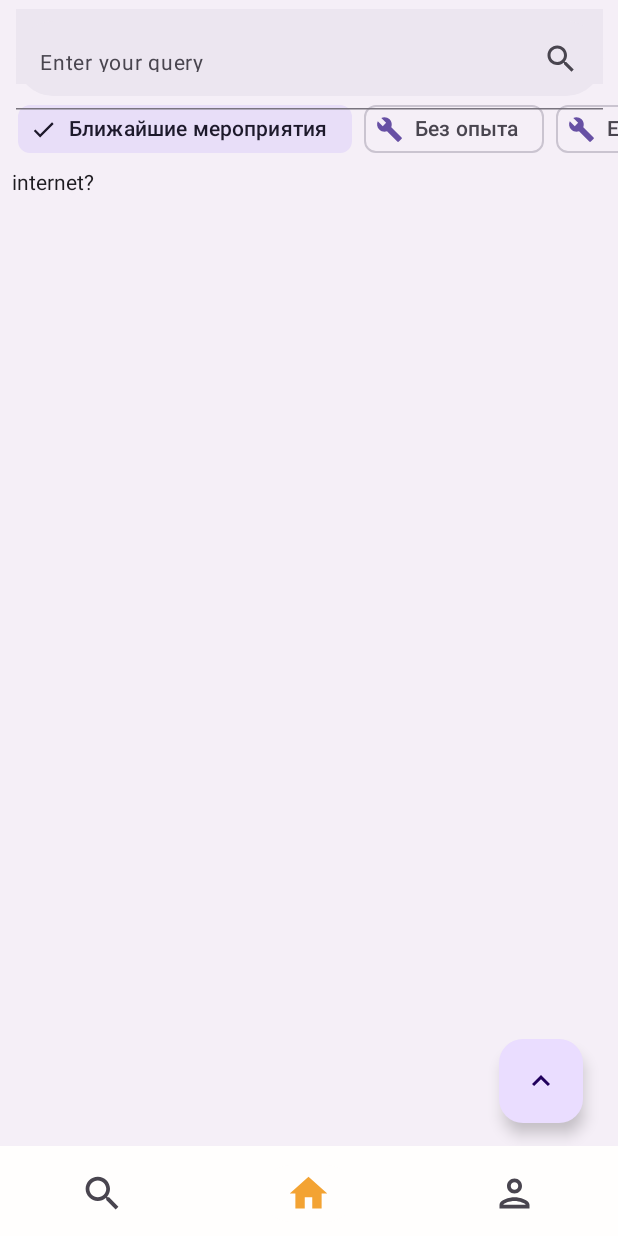
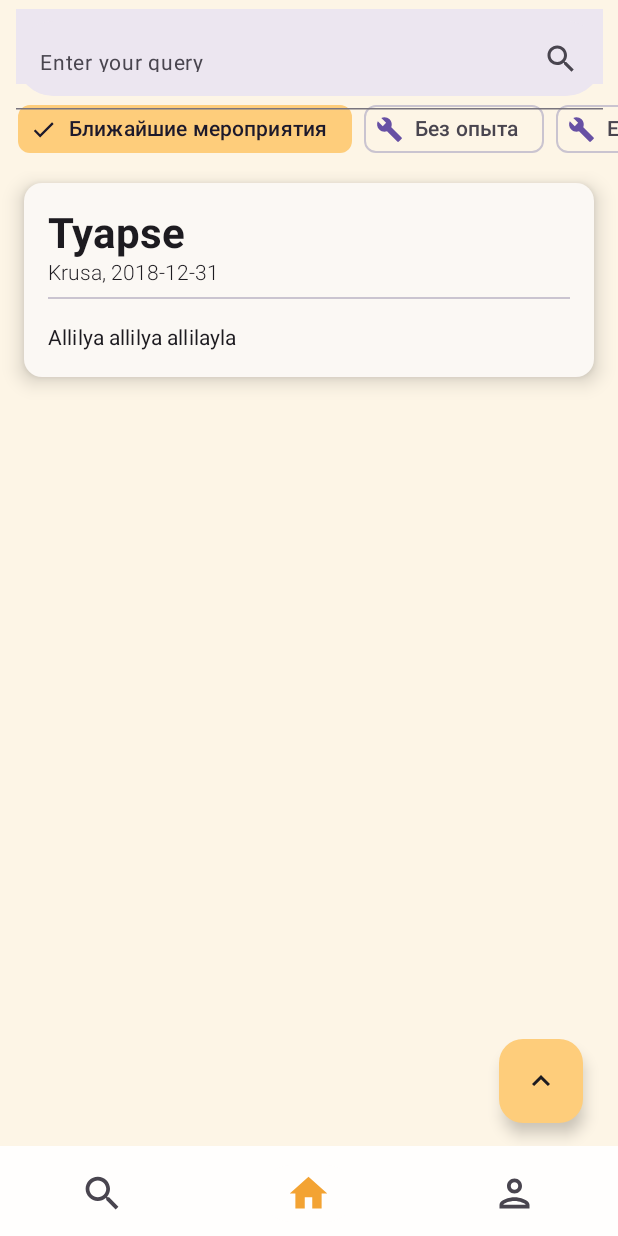
Before and after one commit to ssledopyt/Duno, an Android app built with Jetpack Compose: the screen it shows after launch (DunoActivity), on a phone screen of 412 x 824 dp. Run offline under Robolectric (Android 15) with nearby library versions, the phone set to English and light mode, and no system bars; our stand-ins replace Dagger/Hilt's generated code, Timber; libraries missing offline, so code that uses them is left out: com.yandex.mapkit; 5 statements that could not run were skipped.

Commit message:
working mvp ui events (wth vm)

```diff
--- a/app/src/main/AndroidManifest.xml
+++ b/app/src/main/AndroidManifest.xml
@@ -23,10 +23,10 @@
             </intent-filter>
         </activity>
         <activity
-                android:name=".compose.MapScreen">
+                android:name=".compose.map.MapScreen">
         </activity>
         <activity
-                android:name=".compose.OYndxAuth">
+                android:name=".compose.auth.OYndxAuth">
         </activity>
     </application>
 
--- a/app/src/main/java/com/example/duno/compose/Filters.kt
+++ /dev/null
@@ -1 +0,0 @@
-package com.example.duno.compose
--- a/app/src/main/java/com/example/duno/compose/OYndxAuth.kt
+++ b/app/src/main/java/com/example/duno/compose/auth/OYndxAuth.kt
@@ -1,4 +1,4 @@
-package com.example.duno.compose
+package com.example.duno.compose.auth
 
 import android.R
 import android.os.Bundle
--- /dev/null
+++ b/app/src/main/java/com/example/duno/compose/elements/Filters.kt
@@ -0,0 +1,85 @@
+package com.example.duno.compose.elements
+
+import androidx.compose.foundation.layout.height
+import androidx.compose.foundation.layout.padding
+import androidx.compose.foundation.layout.size
+import androidx.compose.foundation.lazy.LazyRow
+import androidx.compose.material.icons.Icons
+import androidx.compose.material.icons.filled.Build
+import androidx.compose.material.icons.filled.Done
+import androidx.compose.material3.ExperimentalMaterial3Api
+import androidx.compose.material3.FilterChip
+import androidx.compose.material3.FilterChipDefaults
+import androidx.compose.material3.Icon
+import androidx.compose.material3.Text
+import androidx.compose.runtime.Composable
+import androidx.compose.runtime.getValue
+import androidx.compose.runtime.mutableStateOf
+import androidx.compose.runtime.remember
+import androidx.compose.runtime.setValue
+import androidx.compose.ui.Modifier
+import androidx.compose.ui.graphics.vector.ImageVector
+import androidx.compose.ui.unit.dp
+import com.example.duno.ui.Colors
+import com.example.duno.ui.DunoSizes
+
+@OptIn(ExperimentalMaterial3Api::class)
+@Composable
+fun FilterChipGroup(
+    items: List<String>,
+    defaultSelectedItemIndex:Int = 0,
+    selectedItemIcon: ImageVector = Icons.Filled.Done,
+    itemIcon: ImageVector = Icons.Filled.Build,
+    onSelectedChanged : (Int) -> Unit = {}
+){
+    var selectedItemIndex by remember { mutableStateOf(defaultSelectedItemIndex) }
+
+    LazyRow(userScrollEnabled = true,
+        modifier = Modifier.height(DunoSizes.largeDp),
+
+        ) {
+
+        items(items.size) { index: Int ->
+            FilterChip(
+                modifier = Modifier.padding(top = DunoSizes.tinyDp, end = DunoSizes.tinyDp),
+                selected = items[selectedItemIndex] == items[index],
+                onClick = {
+                    selectedItemIndex = index
+                    onSelectedChanged(index)
+                },
+                label = { Text(items[index]) },
+                leadingIcon = if (items[selectedItemIndex] == items[index]) {
+                    {
+                        Icon(
+                            imageVector = selectedItemIcon,
+                            contentDescription = "Localized Description",
+                            modifier = Modifier.size(FilterChipDefaults.IconSize)
+                        )
+                    }
+                } else {
+                    {
+                        Icon(
+                            imageVector = itemIcon,
+                            contentDescription = "Localized description",
+                            modifier = Modifier.size(FilterChipDefaults.IconSize)
+                        )
+                    }
+                },
+                colors = FilterChipDefaults.filterChipColors(
+                    containerColor = Colors.es_Background,
+                    disabledContainerColor = Colors.md_Primary,
+                    selectedContainerColor = Colors.es_PrimaryCard),
+                border = FilterChipDefaults.filterChipBorder(borderWidth = 2.dp,
+                    borderColor = Colors.es_PrimaryCard)
+            )
+        }
+    }
+}
+
+@Composable
+fun PreviewFilterChipGroup() {
+    FilterChipGroup(items = listOf("Ближайшие мероприятия", "Без опыта", "Есть опыт", "Очень опытные"),
+        onSelectedChanged = {
+
+        })
+}
--- a/app/src/main/java/com/example/duno/compose/EventsScreen.kt
+++ b/app/src/main/java/com/example/duno/compose/events/EventsScreen.kt
@@ -1,87 +1,70 @@
-package com.example.duno.compose
+package com.example.duno.compose.events
 
 import androidx.compose.foundation.background
 import androidx.compose.foundation.layout.Arrangement
 import androidx.compose.foundation.layout.Box
 import androidx.compose.foundation.layout.Column
 import androidx.compose.foundation.layout.PaddingValues
+import androidx.compose.foundation.layout.Row
 import androidx.compose.foundation.layout.Spacer
 import androidx.compose.foundation.layout.fillMaxSize
 import androidx.compose.foundation.layout.fillMaxWidth
 import androidx.compose.foundation.layout.height
 import androidx.compose.foundation.layout.offset
 import androidx.compose.foundation.layout.padding
-import androidx.compose.foundation.layout.size
 import androidx.compose.foundation.lazy.LazyColumn
 import androidx.compose.foundation.lazy.LazyListState
-import androidx.compose.foundation.lazy.LazyRow
 import androidx.compose.foundation.lazy.items
 import androidx.compose.foundation.lazy.rememberLazyListState
 import androidx.compose.material.icons.Icons
-import androidx.compose.material.icons.filled.Build
-import androidx.compose.material.icons.filled.Done
 import androidx.compose.material.icons.filled.KeyboardArrowUp
 import androidx.compose.material.icons.filled.Search
 import androidx.compose.material3.Card
+import androidx.compose.material3.CardDefaults
+import androidx.compose.material3.Divider
 import androidx.compose.material3.ExperimentalMaterial3Api
-import androidx.compose.material3.FilterChip
-import androidx.compose.material3.FilterChipDefaults
 import androidx.compose.material3.FloatingActionButton
 import androidx.compose.material3.Icon
 import androidx.compose.material3.MaterialTheme
 import androidx.compose.material3.SearchBar
 import androidx.compose.material3.Text
 import androidx.compose.runtime.Composable
-import androidx.compose.runtime.State
-import androidx.compose.runtime.collectAsState
 import androidx.compose.runtime.getValue
-import androidx.compose.runtime.livedata.observeAsState
 import androidx.compose.runtime.mutableStateOf
 import androidx.compose.runtime.remember
 import androidx.compose.runtime.rememberCoroutineScope
 import androidx.compose.runtime.setValue
 import androidx.compose.ui.Alignment
 import androidx.compose.ui.Modifier
-import androidx.compose.ui.graphics.vector.ImageVector
-import androidx.compose.ui.platform.LocalContext
 import androidx.compose.ui.semantics.contentDescription
 import androidx.compose.ui.semantics.semantics
+import androidx.compose.ui.text.font.FontWeight
 import androidx.compose.ui.tooling.preview.Preview
 import androidx.compose.ui.unit.dp
 import androidx.compose.ui.unit.sp
-import androidx.hilt.navigation.compose.hiltViewModel
-import androidx.lifecycle.ViewModel
-import androidx.lifecycle.viewModelScope
-import androidx.lifecycle.viewmodel.compose.viewModel
+import com.example.duno.compose.elements.PreviewFilterChipGroup
 import com.example.duno.data.DunoEventUIState
-import com.example.duno.data.Meeting
-import com.example.duno.data.MeetingViewModel
-import com.example.duno.db.ApiHelper
 import com.example.duno.db.ApiMeeting
-import com.example.duno.db.DataStatus
-import com.example.duno.ui.LargeDp
-import com.example.duno.ui.SmallDp
-import com.example.duno.ui.TinyDp
-import com.example.duno.viewmodel.MainViewModel
-import dagger.hilt.android.internal.lifecycle.HiltViewModelFactory
-import dagger.hilt.android.lifecycle.HiltViewModel
-import kotlinx.coroutines.Dispatchers
-import kotlinx.coroutines.flow.catch
-import kotlinx.coroutines.flow.flowOn
+import com.example.duno.ui.DunoSizes
 import kotlinx.coroutines.launch
 import timber.log.Timber
+import com.example.duno.data.MeetingViewModelPreview
+import com.example.duno.ui.Colors
 
-@Preview
+
 @OptIn(ExperimentalMaterial3Api::class)
 @Composable
-fun EventsScreen(meetingViewModel: MeetingViewModel = hiltViewModel()) {
+fun EventsScreen() {
     Column(
         modifier = Modifier
             .fillMaxSize()
             .background(MaterialTheme.colorScheme.inverseOnSurface)
             //       .verticalScroll(rememberScrollState())
             .semantics { contentDescription = "Events Screen" }
+            .background(color = Colors.es_Background),
+
     ) {
+
         var text by remember { mutableStateOf("") } // Query for SearchBar
         var active by remember { mutableStateOf(false) } // Active state for SearchBar
         SearchBar(modifier = Modifier
@@ -106,17 +89,20 @@ fun EventsScreen(meetingViewModel: MeetingViewModel = hiltViewModel()) {
             },
             trailingIcon = {
                 Icon(imageVector = Icons.Filled.Search, contentDescription = null)
-            }) {}
+            },
+        ) {}
 
-        Box(modifier = Modifier.padding(top = TinyDp, start = SmallDp)){
+        Box(modifier = Modifier.padding(top = DunoSizes.tinyDp, start = DunoSizes.smallDp)){
             PreviewFilterChipGroup()
         }
         Box(modifier = Modifier
-            .padding(top = TinyDp)
-            .padding(horizontal = TinyDp)){
+            .padding(top = DunoSizes.tinyDp)
+            .padding(horizontal = DunoSizes.tinyDp)){
             val listState = rememberLazyListState()
             val coroutineScope = rememberCoroutineScope()
-            var meetingUIState = meetingViewModel.meetingList.observeAsState().value
+            //val meetingViewModel: MeetingViewModel = hiltViewModel()
+            val meetingViewModel: MeetingViewModelPreview = MeetingViewModelPreview()
+            var meetingUIState = meetingViewModel.meetingList
             if (meetingUIState?.events.isNullOrEmpty()){
                 Text(modifier = Modifier.fillMaxSize(), text = "internet?")
             }
@@ -129,7 +115,8 @@ fun EventsScreen(meetingViewModel: MeetingViewModel = hiltViewModel()) {
                     .padding(15.dp),
                 onClick = {
                     coroutineScope.launch{ listState.animateScrollToItem(index = 0)  }
-                }
+                },
+                containerColor = Colors.es_PrimaryCard
             ) {
                 Icon(imageVector = Icons.Filled.KeyboardArrowUp,contentDescription = null)
             }
@@ -137,43 +124,6 @@ fun EventsScreen(meetingViewModel: MeetingViewModel = hiltViewModel()) {
     }
 }
 
-@Composable
-fun EventsDetails(
-    modifier: Modifier = Modifier,
-    event: ApiMeeting
-) {
-    Card(
-        modifier = modifier
-    ) {
-        Column(
-            modifier = Modifier.fillMaxSize()
-        ) {
-            Text(
-                text = event.meetingTitle,
-                modifier = Modifier
-                    .fillMaxWidth()
-                    .padding(horizontal = 16.dp)
-            )
-            Spacer(Modifier.height(150.dp))
-            /*FlowRow(
-                modifier = Modifier
-                    .fillMaxWidth()
-                    .padding(horizontal = 16.dp),
-                horizontalArrangement = Arrangement.spacedBy(8.dp)
-            ) {
-                image.tags.forEach { tag ->
-                    SuggestionChip(
-                        label = {
-                            Text(text = tag)
-                        },
-                        onClick = {},
-                    )
-                }
-            }*/
-            //Spacer(Modifier.height(8.dp))
-        }
-    }
-}
 
 @Composable
 fun EventsList(
@@ -189,7 +139,7 @@ fun EventsList(
         verticalArrangement = Arrangement.spacedBy(4.dp),
     ) {
         Timber.e("Third")
-        items(meetingUIState!!.events!!) { event ->
+        items(meetingUIState!!.events) { event ->
             EventsDetails(event = event)
             /*when (meetingUIState){
             DataStatus.Status.LOADING ->{
@@ -213,61 +163,69 @@ fun EventsList(
 }
 
 
-@OptIn(ExperimentalMaterial3Api::class)
 @Composable
-fun FilterChipGroup(
-    items: List<String>,
-    defaultSelectedItemIndex:Int = 0,
-    selectedItemIcon: ImageVector = Icons.Filled.Done,
-    itemIcon: ImageVector = Icons.Filled.Build,
-    onSelectedChanged : (Int) -> Unit = {}
-){
-    var selectedItemIndex by remember { mutableStateOf(defaultSelectedItemIndex) }
+fun EventsDetails(
+    modifier: Modifier = Modifier,
+    event: ApiMeeting,
+    //onClick: () -> Unit
+) {
+    Card(
+        modifier = modifier.fillMaxSize(),
+        colors = CardDefaults.cardColors(
+            containerColor = Colors.ss_BackGround,
+        ),
+        elevation = CardDefaults.cardElevation(defaultElevation = 8.dp),
+    ) {
+        Column(
+            modifier = Modifier
+                .fillMaxWidth()
+                .padding(16.dp)
+        ) {
+            Row(
+                modifier = Modifier.fillMaxWidth(),
+                horizontalArrangement = Arrangement.SpaceBetween,
+                verticalAlignment = Alignment.CenterVertically
+            ) {
+                // Изображение игры
+                Column(
+                    modifier = Modifier.weight(1f),
+                    verticalArrangement = Arrangement.SpaceBetween
+                ) {
+                    Text(
+                        text = event.meetingTitle,
+                        style = MaterialTheme.typography.headlineMedium,
+                        maxLines = 1,
+                        fontWeight = FontWeight.Bold
+                    )
+                    Text(
+                        text = "${event.meetingGeoMarker}, ${event.meetingDate}",
+                        //style = MaterialTheme.typography.titleMedium,
+                        fontWeight = FontWeight.Light,
+                        maxLines = 1,
 
-    LazyRow(userScrollEnabled = true,
-        modifier = Modifier.height(LargeDp),
+                    )
+                }
+            }
+            Divider(modifier = Modifier.padding(vertical = 8.dp))
+            Spacer(modifier = Modifier.height(8.dp))
 
-        ) {
-
-        items(items.size) { index: Int ->
-            FilterChip(
-                modifier = Modifier.padding(top = TinyDp, end = TinyDp),
-                selected = items[selectedItemIndex] == items[index],
-                onClick = {
-                    selectedItemIndex = index
-                    onSelectedChanged(index)
-                },
-                label = { Text(items[index]) },
-                leadingIcon = if (items[selectedItemIndex] == items[index]) {
-                    {
-                        Icon(
-                            imageVector = selectedItemIcon,
-                            contentDescription = "Localized Description",
-                            modifier = Modifier.size(FilterChipDefaults.IconSize)
-                        )
-                    }
-                } else {
-                    {
-                        Icon(
-                            imageVector = itemIcon,
-                            contentDescription = "Localized description",
-                            modifier = Modifier.size(FilterChipDefaults.IconSize)
-                        )
-                    }
-                }
+            Text(
+                text = event.meetingBody,
+                style = MaterialTheme.typography.labelLarge,
+                fontWeight = FontWeight.Normal,
+                maxLines = 2
             )
         }
     }
 }
 
+
+
+@Preview
 @Composable
-fun PreviewFilterChipGroup() {
-    FilterChipGroup(items = listOf("Ближайшие мероприятия", "Без опыта", "Есть опыт", "Очень опытные"),
-        onSelectedChanged = {
-
-        })
+fun EventsScreenPreview(){
+    EventsScreen()
 }
-
 
 //CustomFilterChip
 /*Box(modifier = Modifier.padding( start = 12.dp)) {
--- a/app/src/main/java/com/example/duno/data/MeetingViewModel.kt
+++ b/app/src/main/java/com/example/duno/data/MeetingViewModel.kt
@@ -5,12 +5,9 @@ import androidx.lifecycle.MutableLiveData
 import androidx.lifecycle.ViewModel
 import androidx.lifecycle.viewModelScope
 import com.example.duno.db.ApiMeeting
-import com.example.duno.db.ApiRepository
-import com.example.duno.db.DataStatus
 import dagger.hilt.android.lifecycle.HiltViewModel
 import kotlinx.coroutines.flow.catch
 import kotlinx.coroutines.launch
-import timber.log.Timber
 import javax.inject.Inject
 
 @HiltViewModel
@@ -47,8 +44,25 @@ class MeetingViewModel @Inject constructor(private val repository: MeetingReposi
     }*/
 }
 
+class MeetingViewModelPreview(){
+    val events = listOf<ApiMeeting>(
+        ApiMeeting(
+            meetingId = 43,
+            meetingGame = "Dnd",
+            meetingGenre = "RolePlay",
+            meetingStatus = true,
+            meetingTitle = "Tyapse",
+            meetingOrganizer = "Ilya",
+            meetingCountPlayers = 6,
+            meetingBody = "Allilya allilya allilayla",
+            meetingGeoMarker = "Krusa"
+        )
+    )
+    val meetingList = DunoEventUIState(events = events)
+}
+
 data class DunoEventUIState(
-    val events: List<ApiMeeting>? = emptyList(),
+    val events: List<ApiMeeting> = emptyList(),
     val selectedEmails: Set<Int> = emptySet(),
     val openedEmail: ApiMeeting? = null,
     val isDetailOnlyOpen: Boolean = false,
--- a/app/src/main/java/com/example/duno/db/Configuration.kt
+++ b/app/src/main/java/com/example/duno/db/Configuration.kt
@@ -4,7 +4,6 @@ import com.google.gson.annotations.SerializedName
 import com.yandex.mapkit.geometry.Point
 import java.time.LocalDate
 import java.time.format.DateTimeFormatter
-import java.util.Date
 
 
 var formatter = DateTimeFormatter.ofPattern("dd-MM-yyyy")
@@ -48,6 +47,8 @@ data class ApiMeeting(
     val meetingTitle: String = "",
     @SerializedName("game")
     val meetingGame: String = "",
+    @SerializedName("genre")
+    val meetingGenre: String = "",
     @SerializedName("body")
     val meetingBody: String = "",
     @SerializedName("organizer")
@@ -58,18 +59,19 @@ data class ApiMeeting(
     val meetingGeoMarker: String,
     @SerializedName("count_players")
     val meetingCountPlayers: Int = 0,
-    @SerializedName("created_at")
-    val meetingCreated: LocalDate = LocalDate.parse("31-12-2018", formatter),
+    @SerializedName("date_of_the_meeting")
+    val meetingDate: LocalDate = LocalDate.parse("31-12-2018", formatter),
     @SerializedName("closed_at")
-    val meetingClosed: LocalDate = LocalDate.parse("31-12-2018", formatter)
+    val meetingClosed: LocalDate = LocalDate.parse("31-12-2018", formatter),
 ){
     companion object Ilya{
         val meetingId = 0
-        val meetingTitle = "llfa"
+        val meetingTitle = "Снаряжение в город Тильтазавр по ходу дела ещё в городе агромирf"
         val meetingGame = "DSF"
         val meetingBody = "42433"
         val meetingOrganizer = "ha"
         val meetingStatus = true
+        val meetingGenre = "Dnd"
         val meetingGeoMarker = Point(55.963143, 38.044838)
         val meetingCountPlayers = 3
         val meetingCreated = LocalDate.parse("31-12-2028", formatter)
--- a/app/src/main/java/com/example/duno/ui/Color.kt
+++ b/app/src/main/java/com/example/duno/ui/Color.kt
@@ -1,10 +1,20 @@
 package com.example.duno.ui
 
 import androidx.compose.ui.graphics.Color
+import androidx.core.graphics.toColorInt
 
 object Colors {
     val md_Surface = Color(255, 254, 253)
     val md_Background = Color(33, 33, 33)
     val md_Primary = Color(130, 119, 23)
     val md_PrimaryContainer = Color(243, 163, 51)
+
+    val ss_BackGround = Color("#FBF8F4".toColorInt())
+    val ss_MainColor = Color("#463e2e".toColorInt())
+    val ss_AccentColor = Color("#463e2e".toColorInt())
+
+    val es_Background = Color("#FDF5E6".toColorInt())
+    val es_PrimaryCard = Color("#fecd7b".toColorInt())
+    val es_MainColor3 = Color("#210601".toColorInt())
+    val es_Card = Color("#f3a333".toColorInt())
 }
--- a/app/src/main/java/com/example/duno/ui/Shapes.kt
+++ b/app/src/main/java/com/example/duno/ui/Shapes.kt
@@ -20,17 +20,19 @@ import androidx.compose.foundation.shape.RoundedCornerShape
 import androidx.compose.material3.Shapes
 import androidx.compose.ui.unit.dp
 
-val Standart_CommonButtonHeight = 48.dp
-val Standart_CommonButtonWidht = 48.dp
-val Standart_FABHeight = 48.dp
-val Standart_FABWidht = 48.dp
+object DunoSizes {
+    val standartCommonButtonHeight = 48.dp
+    val standartCommonButtonWidht = 48.dp
+    val standartFABHeight = 48.dp
+    val standartFABWidht = 48.dp
 
-val TinyDp = 8.dp
-val SmallDp = 12.dp
-val StandartDp = 24.dp
-val MediumDp = 36.dp
-val LargeDp = 48.dp
-
+    val superTinyDp = 4.dp
+    val tinyDp = 8.dp
+    val smallDp = 12.dp
+    val standartDp = 24.dp
+    val mediumDp = 36.dp
+    val largeDp = 48.dp
+}
 
 
 val Shapes = Shapes(
--- a/app/src/main/res/layout/activity_yndx_auth.xml
+++ b/app/src/main/res/layout/activity_yndx_auth.xml
@@ -5,7 +5,7 @@
         android:layout_height="wrap_content"
         xmlns:app="http://schemas.android.com/apk/res-auto"
         android:tag="yandex"
-        android:name="com.example.duno.compose.OYndxAuth"
+        android:name="com.example.duno.compose.auth.OYndxAuth"
         app:startDestination="@id/yndxauth">
         <Button
                 android:layout_width="wrap_content"
--- a/app/src/main/res/layout/fragment_container_map.xml
+++ b/app/src/main/res/layout/fragment_container_map.xml
@@ -3,6 +3,6 @@
         android:layout_width="match_parent"
         android:layout_height="match_parent"
         android:id ="@+id/fragment_container_map"
-        android:name="com.example.duno.compose.MapScreen">
+        android:name="com.example.duno.compose.map.MapScreen">
 
 </androidx.fragment.app.FragmentContainerView>
--- a/app/src/main/res/layout/fragment_container_oauth_yandex.xml
+++ b/app/src/main/res/layout/fragment_container_oauth_yandex.xml
@@ -3,5 +3,5 @@
         android:layout_width="match_parent"
         android:layout_height="match_parent"
         android:id ="@+id/fragment_container_oauth"
-        android:name="com.example.duno.compose.OYndxAuth">
+        android:name="com.example.duno.compose.auth.OYndxAuth">
 </androidx.fragment.app.FragmentContainerView>
```
Also changed, not shown: app/src/main/java/com/example/duno/DunoNavGraph.kt (+3 -9 lines), app/src/main/java/com/example/duno/compose/auth/RegistrationScreen.kt (renamed from app/src/main/java/com/example/duno/compose/SignInScreen.kt, +50 -12 lines), app/src/main/java/com/example/duno/compose/auth/SignInScreen.kt (renamed from app/src/main/java/com/example/duno/compose/RegistrationScreen.kt, +12 -50 lines), app/src/main/java/com/example/duno/compose/events/EventDetails.kt (renamed from app/src/main/java/com/example/duno/compose/EventDetails.kt, +68 -54 lines), app/src/main/java/com/example/duno/compose/map/MapScreen.kt (renamed from app/src/main/java/com/example/duno/compose/MapScreen.kt, +6 -6 lines), app/src/main/java/com/example/duno/compose/profile/ProfileScreen.kt (renamed from app/src/main/java/com/example/duno/compose/ProfileScreen.kt, +7 -9 lines).
